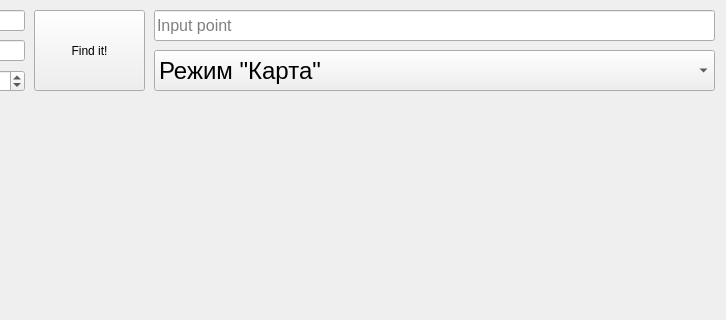
Bitrys/Zmih_Map, file map.ui: the form before one commit; both pictures show x 396 to 1122 and y 0 to 320 of the 1122 by 895 pixel window.
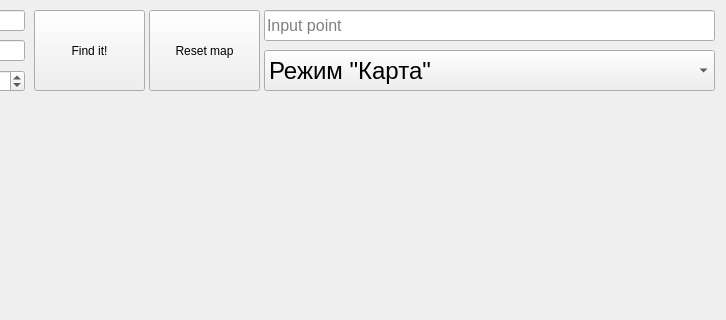
The form after the commit.

Diff of the .ui file:
```diff
--- a/map.ui
+++ b/map.ui
@@ -93,9 +93,9 @@
   <widget class="QComboBox" name="type_of_map">
    <property name="geometry">
     <rect>
-     <x>550</x>
+     <x>660</x>
      <y>50</y>
-     <width>561</width>
+     <width>451</width>
      <height>41</height>
     </rect>
    </property>
@@ -123,9 +123,9 @@
   <widget class="QLineEdit" name="point_to_find">
    <property name="geometry">
     <rect>
-     <x>550</x>
+     <x>660</x>
      <y>10</y>
-     <width>561</width>
+     <width>451</width>
      <height>31</height>
     </rect>
    </property>
@@ -141,6 +141,19 @@
     <string>Input point</string>
    </property>
   </widget>
+  <widget class="QPushButton" name="resetit">
+   <property name="geometry">
+    <rect>
+     <x>545</x>
+     <y>10</y>
+     <width>111</width>
+     <height>81</height>
+    </rect>
+   </property>
+   <property name="text">
+    <string>Reset map</string>
+   </property>
+  </widget>
  </widget>
  <resources/>
  <connections/>
```
